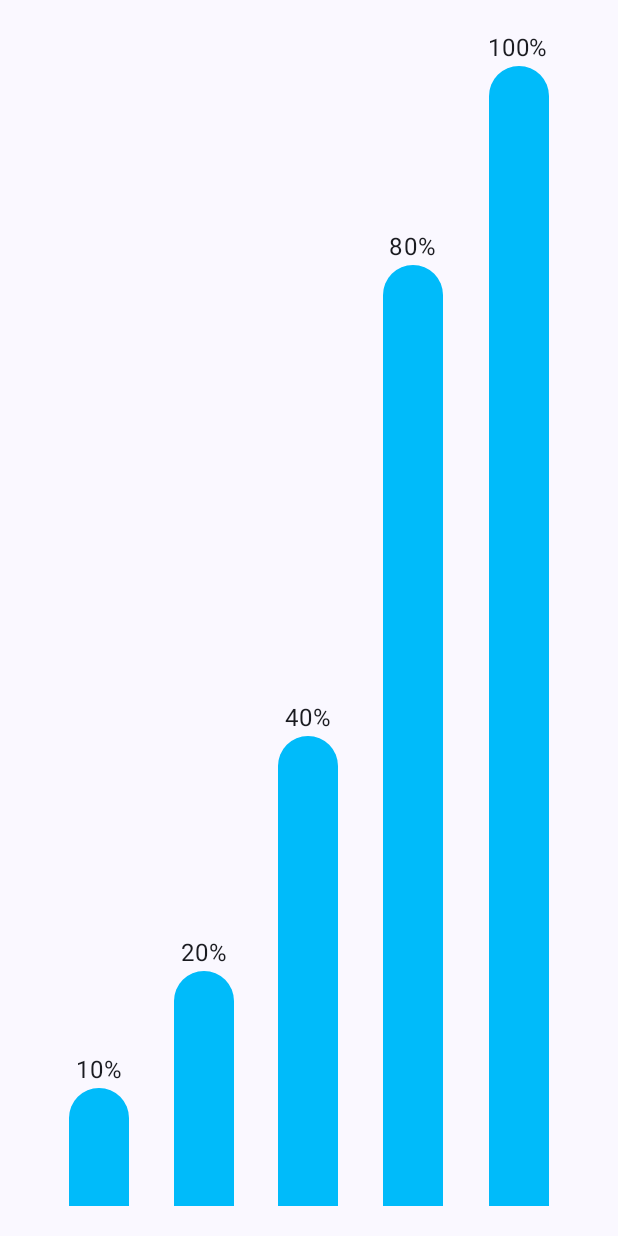
After one commit to posite/Jetpack-Compose-exercise, an Android app built with Jetpack Compose: the composable BarChart1 shown on its own in the app's theme, on a phone screen of 412 x 824 dp. The commit adds this screen. Run offline under Robolectric (Android 15) with nearby library versions, the phone set to English and light mode, and no system bars; our stand-ins replace Dagger/Hilt's generated code.

Commit message:
feat: 막대그래프 animation 적용
가로, 세로로 일괄 증가, 순차증가 구현

```diff
--- a/compose2/app/src/main/AndroidManifest.xml
+++ b/compose2/app/src/main/AndroidManifest.xml
@@ -3,6 +3,7 @@
     xmlns:tools="http://schemas.android.com/tools">
 
     <application
+        android:name=".Compose2Application"
         android:allowBackup="true"
         android:dataExtractionRules="@xml/data_extraction_rules"
         android:fullBackupContent="@xml/backup_rules"
--- a/compose2/app/src/main/java/com/posite/compose2/Compose2Application.kt
+++ b/compose2/app/src/main/java/com/posite/compose2/Compose2Application.kt
@@ -3,7 +3,9 @@ package com.posite.compose2
 import android.annotation.SuppressLint
 import android.app.Application
 import android.content.Context
+import androidx.annotation.ColorRes
 import androidx.annotation.StringRes
+import androidx.compose.ui.graphics.Color
 import androidx.lifecycle.DefaultLifecycleObserver
 import dagger.hilt.android.HiltAndroidApp
 
@@ -27,6 +29,10 @@ class Compose2Application: Application(), DefaultLifecycleObserver {
             return context.getString(stringResId)
         }
 
+        fun getColor(@ColorRes colorResId: Int): Color {
+            return Color(context.getColor(colorResId))
+        }
+
 
     }
 }
--- /dev/null
+++ b/compose2/app/src/main/java/com/posite/compose2/presentation/animations/BarChart1.kt
@@ -0,0 +1,79 @@
+package com.posite.compose2.presentation.animations
+
+import androidx.compose.animation.core.FastOutLinearInEasing
+import androidx.compose.animation.core.FastOutSlowInEasing
+import androidx.compose.animation.core.LinearEasing
+import androidx.compose.animation.core.LinearOutSlowInEasing
+import androidx.compose.animation.core.animateDpAsState
+import androidx.compose.animation.core.tween
+import androidx.compose.foundation.background
+import androidx.compose.foundation.layout.Arrangement
+import androidx.compose.foundation.layout.Box
+import androidx.compose.foundation.layout.Column
+import androidx.compose.foundation.layout.Row
+import androidx.compose.foundation.layout.fillMaxSize
+import androidx.compose.foundation.layout.height
+import androidx.compose.foundation.layout.padding
+import androidx.compose.foundation.layout.width
+import androidx.compose.foundation.shape.RoundedCornerShape
+import androidx.compose.material3.Text
+import androidx.compose.runtime.Composable
+import androidx.compose.runtime.LaunchedEffect
+import androidx.compose.runtime.getValue
+import androidx.compose.runtime.mutableStateOf
+import androidx.compose.runtime.remember
+import androidx.compose.runtime.setValue
+import androidx.compose.ui.Alignment
+import androidx.compose.ui.Modifier
+import androidx.compose.ui.layout.onGloballyPositioned
+import androidx.compose.ui.platform.LocalDensity
+import androidx.compose.ui.tooling.preview.Preview
+import androidx.compose.ui.unit.dp
+import com.posite.compose2.Compose2Application.Companion.getColor
+import com.posite.compose2.R
+
+@Composable
+fun BarChart1() {
+    val dataList = listOf(0.1f, 0.2f, 0.4f, 0.8f, 1f)
+    var componentHeight by remember { mutableStateOf(0.dp) }
+    val destiny = LocalDensity.current
+    Row(
+        modifier = Modifier
+            .fillMaxSize()
+            .padding(horizontal = 16.dp, vertical = 20.dp)
+            .onGloballyPositioned {
+                componentHeight = with(destiny) {
+                    it.size.height.toDp()
+                }
+            }, horizontalArrangement = Arrangement.SpaceEvenly, verticalAlignment = Alignment.Bottom
+    ) {
+        dataList.forEach { data ->
+            val (height, setHeight) = remember { mutableStateOf(0.dp) }
+            setHeight((componentHeight * data))
+            val heightAnimation by animateDpAsState(
+                targetValue = height,
+                animationSpec = tween(durationMillis = 1000, easing = LinearOutSlowInEasing),
+                label = "bar"
+            )
+            Column(horizontalAlignment = Alignment.CenterHorizontally) {
+                Text(text = "${(data * 100).toInt()}%")
+                Box(
+                    modifier = Modifier
+                        .height(heightAnimation)
+                        .width(40.dp)
+                        .background(
+                            getColor(R.color.sky_blue),
+                            shape = RoundedCornerShape(topStart = 20.dp, topEnd = 20.dp)
+                        )
+                )
+            }
+        }
+
+    }
+}
+
+@Composable
+@Preview(showBackground = true)
+fun BarChart1Preview() {
+    BarChart1()
+}
--- a/compose2/app/src/main/res/values/colors.xml
+++ b/compose2/app/src/main/res/values/colors.xml
@@ -7,4 +7,5 @@
     <color name="teal_700">#FF018786</color>
     <color name="black">#FF000000</color>
     <color name="white">#FFFFFFFF</color>
+    <color name="sky_blue">#00bbfa</color>
 </resources>
```
Also changed, not shown: compose2/app/src/main/java/com/posite/compose2/presentation/animations/BarChart2.kt (added, +80 -0 lines), compose2/app/src/main/java/com/posite/compose2/presentation/animations/BarChartHorizontal.kt (added, +82 -0 lines), compose2/app/src/main/java/com/posite/compose2/presentation/animations/MainActivity.kt (+6 -29 lines), compose2/app/src/main/java/com/posite/compose2/presentation/base/BaseActivity.kt (added, +21 -0 lines).
